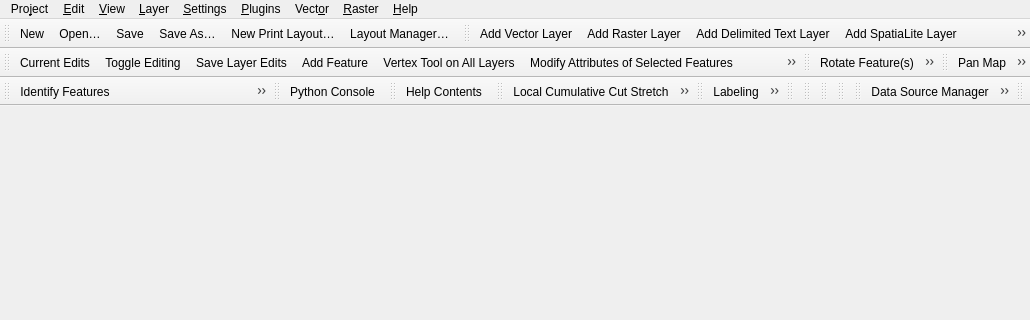
Old version of the form src/ui/qgisapp.ui in the repository carsmie/QGIS; both pictures show x 0 to 1030 and y 0 to 320 of the 1030 by 506 pixel window.
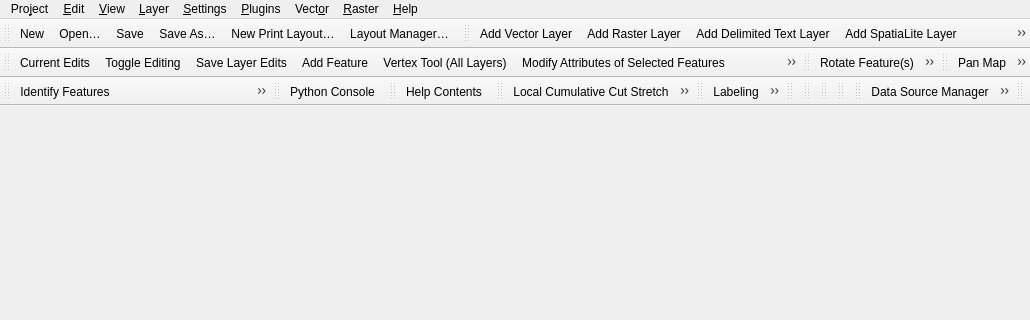
New version of the form. Icons and pictures are not drawn.

```diff
--- a/src/ui/qgisapp.ui
+++ b/src/ui/qgisapp.ui
@@ -1017,7 +1017,7 @@
      <normaloff>:/images/themes/default/mActionVertexTool.svg</normaloff>:/images/themes/default/mActionVertexTool.svg</iconset>
    </property>
    <property name="text">
-    <string>&amp;Vertex Tool on All Layers</string>
+    <string>&amp;Vertex Tool (All Layers)</string>
    </property>
    <property name="toolTip">
     <string>Vertex Tool on All Layers</string>
```
Left out of the diff: 6 changed lines with no effect on the pictures.
